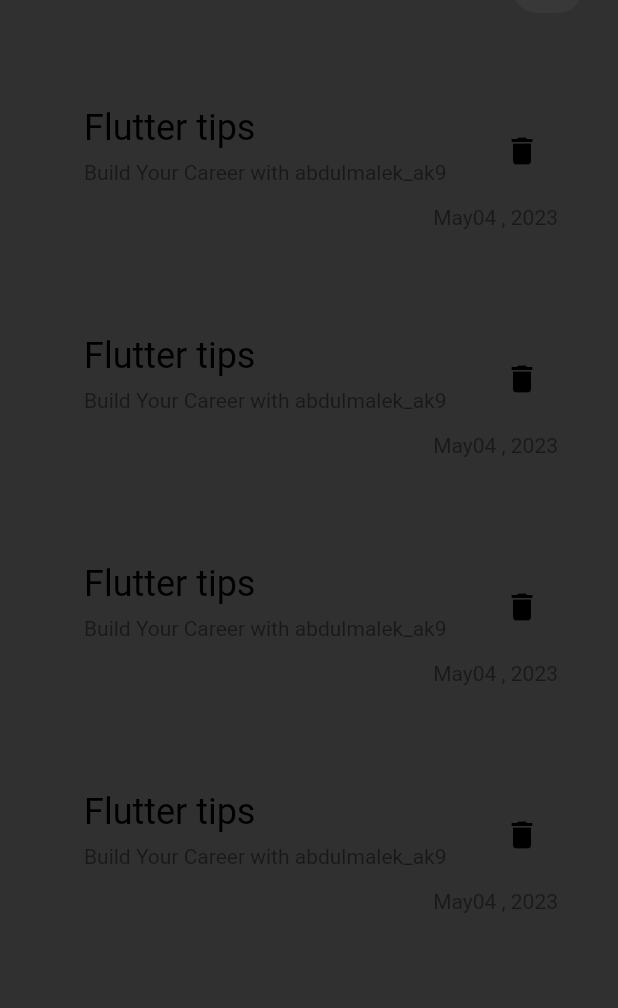
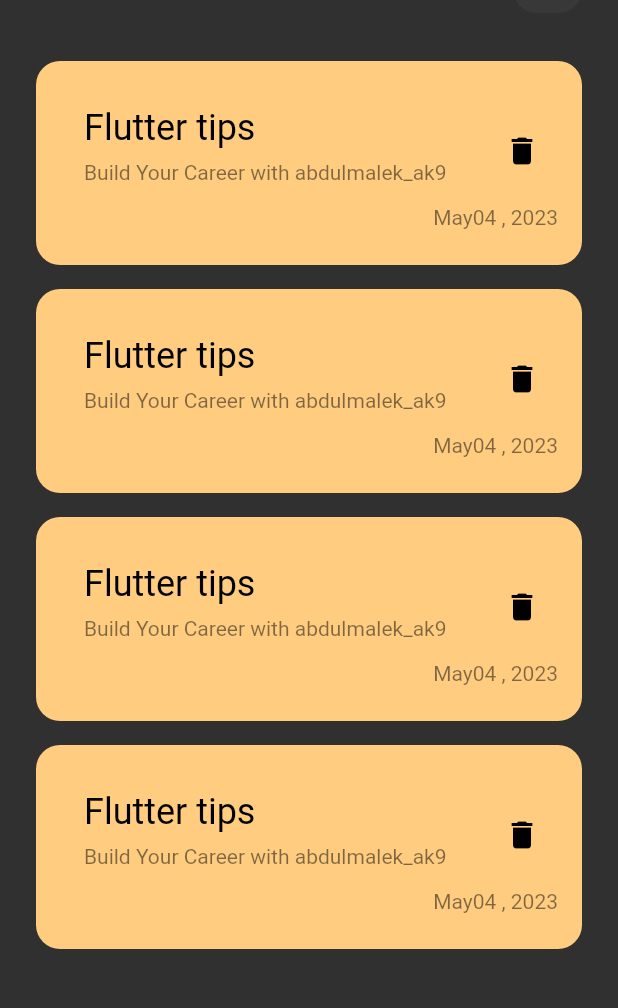
Before and after one commit to abdulmalek9/Note_App, a Flutter app: the screen it shows after launch, on a phone screen of 412 x 824 dp, the part 119-1127 px from its top. Run offline on Flutter 3.47's test engine with Material 2 defaults, Android fonts, the phone set to English and light mode, and no system bars.

Commit message:
change colors

```diff
--- a/lib/view/widget/notes_card.dart
+++ b/lib/view/widget/notes_card.dart
@@ -1,8 +1,8 @@
 import 'package:flutter/material.dart';
 
 class CustomNotesCard extends StatelessWidget {
-  CustomNotesCard({this.cardColor});
-  Color? cardColor;
+  const CustomNotesCard({super.key});
+
   @override
   Widget build(BuildContext context) {
     return Container(
@@ -13,7 +13,7 @@ class CustomNotesCard extends StatelessWidget {
       ),
       decoration: BoxDecoration(
         borderRadius: BorderRadius.circular(16.0),
-        color: cardColor,
+        color: const Color(0xffFFCC80),
       ),
       child: Column(
         crossAxisAlignment: CrossAxisAlignment.end,
```
